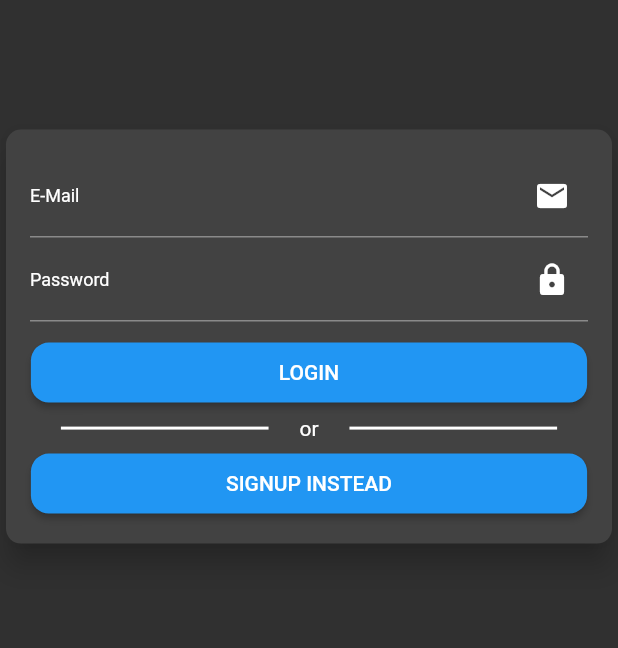
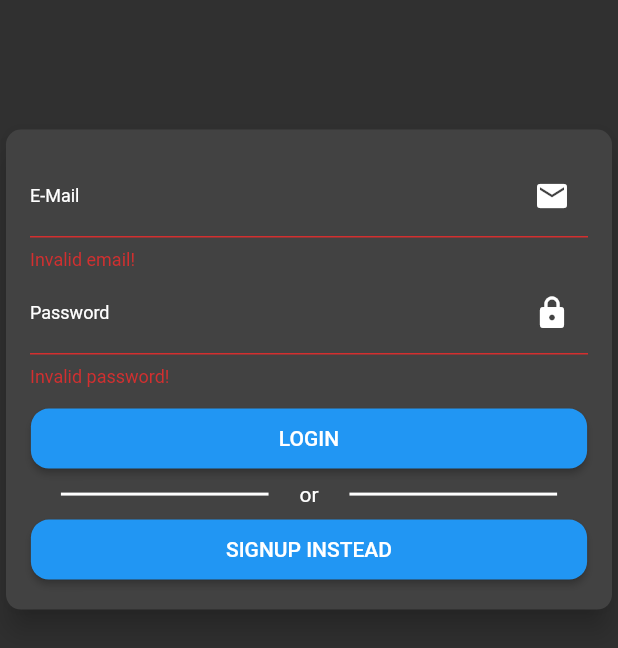
Before and after one commit to kpirabaharan/Sociopedia, a Flutter app: the AuthForm widget shown alone on an empty page, opened directly with empty values, after a tap on "LOGIN", on a phone screen of 412 x 824 dp. Shown: the top 648 px of the screen. Run offline on Flutter 3.47's test engine with Material 2 defaults, Android fonts, the phone set to English and light mode, and no system bars; our stand-ins replace image_picker, shared_preferences; accounts and stored records are empty.

Commit message:
Added Login Handler to Auth Page/Form
Signed-off-by: Keeshigan Pirabaharan <kpirabaharan3@gmail.com>

```diff
--- a/Mobile/lib/screens/auth_screen.dart
+++ b/Mobile/lib/screens/auth_screen.dart
@@ -1,7 +1,9 @@
 import 'dart:io' show Platform;
 
 import 'package:flutter/material.dart';
+import 'package:provider/provider.dart';
 
+import '../providers/auth.dart';
 import '../widgets/auth_form.dart';
 
 enum AuthMode { signup, login }
@@ -11,11 +13,18 @@ class AuthScreen extends StatelessWidget {
 
   const AuthScreen({super.key});
 
-  void _login(String email, String password) {}
   @override
   Widget build(BuildContext context) {
     final deviceSize = MediaQuery.of(context).size;
     final isRegister = ModalRoute.of(context)!.settings.arguments;
+
+    void _login(String email, String password) async {
+      try {
+        await Provider.of<Auth>(context, listen: false).login(email, password);
+      } catch (err) {
+        print('Error: $err');
+      }
+    }
 
     return Scaffold(
       body: Stack(
--- a/Mobile/lib/widgets/auth_form.dart
+++ b/Mobile/lib/widgets/auth_form.dart
@@ -20,6 +20,16 @@ class _AuthFormState extends State<AuthForm> {
   var _isInit = true;
   AuthMode _authMode = AuthMode.login;
 
+  final _formKey = GlobalKey<FormState>();
+  final Map<String, String> _authData = {
+    'email': '',
+    'password': '',
+    'firstName': '',
+    'lastName': '',
+    'location': '',
+    'occupation': '',
+  };
+
   @override
   void didChangeDependencies() {
     if (_isInit) {
@@ -39,17 +49,19 @@ class _AuthFormState extends State<AuthForm> {
         _authMode = AuthMode.login;
       });
     }
-    print(_authMode);
+  }
+
+  void _tryLogin() {
+    if (!_formKey.currentState!.validate()) {
+      return;
+    }
+    _formKey.currentState!.save();
+    widget.loginFn(_authData['email']!, _authData['password']!);
   }
 
   @override
   Widget build(BuildContext context) {
     final deviceSize = MediaQuery.of(context).size;
-    final GlobalKey<FormState> _formKey = GlobalKey();
-    final Map<String, String> _authData = {
-      'email': '',
-      'password': '',
-    };
 
     File? _pickedImage;
     void _selectImage(File pickedImage) {
@@ -204,7 +216,7 @@ class _AuthFormState extends State<AuthForm> {
                     ),
                     Padding(padding: EdgeInsets.symmetric(vertical: 5)),
                     ElevatedButton(
-                      onPressed: () => {},
+                      onPressed: _tryLogin,
                       style: ElevatedButton.styleFrom(
                         shape: RoundedRectangleBorder(
                           borderRadius: BorderRadius.circular(12.0),
```
